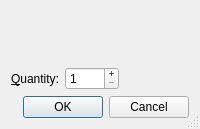
First picture: the form in src/importinventorydialog.ui, repository rgriebl/brickstore, before the edit.
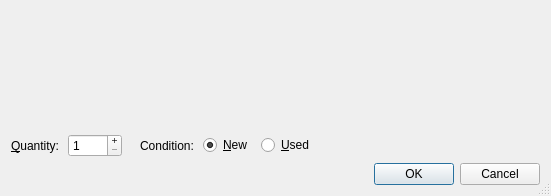
Second picture: the form after the edit. Custom widgets are drawn as their Qt base class.

Commit message:
Support both new and used conditions when parting out items
Closes: #93

The edit to the form file:
```diff
--- a/src/importinventorydialog.ui
+++ b/src/importinventorydialog.ui
@@ -2,6 +2,14 @@
 <ui version="4.0">
  <class>ImportInventoryDialog</class>
  <widget class="QDialog" name="ImportInventoryDialog">
+  <property name="geometry">
+   <rect>
+    <x>0</x>
+    <y>0</y>
+    <width>551</width>
+    <height>196</height>
+   </rect>
+  </property>
   <property name="windowTitle">
    <string>Import BrickLink Inventory</string>
   </property>
@@ -27,6 +35,9 @@
    </item>
    <item>
     <layout class="QHBoxLayout">
+     <property name="spacing">
+      <number>9</number>
+     </property>
      <item>
       <widget class="QLabel" name="label">
        <property name="text">
@@ -56,6 +67,46 @@
        </property>
       </widget>
      </item>
+     <item>
+      <spacer name="horizontalSpacer">
+       <property name="orientation">
+        <enum>Qt::Horizontal</enum>
+       </property>
+       <property name="sizeType">
+        <enum>QSizePolicy::Fixed</enum>
+       </property>
+       <property name="sizeHint" stdset="0">
+        <size>
+         <width>9</width>
+         <height>1</height>
+        </size>
+       </property>
+      </spacer>
+     </item>
+     <item>
+      <widget class="QLabel" name="label_2">
+       <property name="text">
+        <string>Condition:</string>
+       </property>
+      </widget>
+     </item>
+     <item>
+      <widget class="QRadioButton" name="w_condition_new">
+       <property name="text">
+        <string>&amp;New</string>
+       </property>
+       <property name="checked">
+        <bool>true</bool>
+       </property>
+      </widget>
+     </item>
+     <item>
+      <widget class="QRadioButton" name="w_condition_used">
+       <property name="text">
+        <string>&amp;Used</string>
+       </property>
+      </widget>
+     </item>
      <item>
       <spacer>
        <property name="orientation">
```
Left out of the diff: 5 changed lines with no effect on the pictures. The commit also changes 7 other files.
